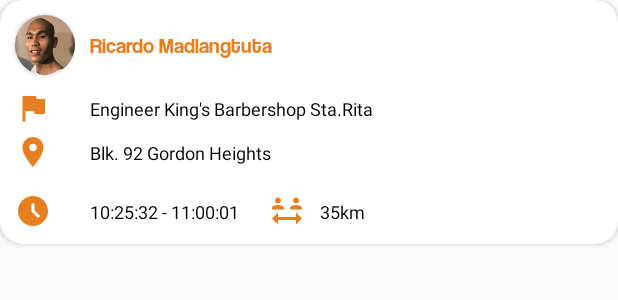
After one commit to cchristopherjaudian/Padyak, an Android app: the layout row_newsfeed.xml on its own in the app's theme, with its tools: preview values and no code run, on a phone screen of 412 x 824 dp. The commit adds this screen. Shown: the top 300 px of the screen. Run offline under Robolectric (Android 15) with nearby library versions, the phone set to English and light mode, and no system bars.

Commit message:
feat: Add Newsfeed prototype

```diff
--- /dev/null
+++ b/mobile/app/src/main/res/drawable/baseline_arrow_right_alt_24.xml
@@ -0,0 +1,5 @@
+<vector android:autoMirrored="true" android:height="24dp"
+    android:tint="#000000" android:viewportHeight="24"
+    android:viewportWidth="24" android:width="24dp" xmlns:android="http://schemas.android.com/apk/res/android">
+    <path android:fillColor="@android:color/white" android:pathData="M16.01,11H4v2h12.01v3L20,12l-3.99,-4z"/>
+</vector>
--- /dev/null
+++ b/mobile/app/src/main/res/drawable/baseline_flag_24.xml
@@ -0,0 +1,5 @@
+<vector android:height="24dp" android:tint="#E67E22"
+    android:viewportHeight="24" android:viewportWidth="24"
+    android:width="24dp" xmlns:android="http://schemas.android.com/apk/res/android">
+    <path android:fillColor="@android:color/white" android:pathData="M14.4,6L14,4H5v17h2v-7h5.6l0.4,2h7V6z"/>
+</vector>
--- /dev/null
+++ b/mobile/app/src/main/res/drawable/baseline_newspaper_24.xml
@@ -0,0 +1,5 @@
+<vector android:height="24dp" android:tint="#FFFFFF"
+    android:viewportHeight="24" android:viewportWidth="24"
+    android:width="24dp" xmlns:android="http://schemas.android.com/apk/res/android">
+    <path android:fillColor="@android:color/white" android:pathData="M22,3l-1.67,1.67L18.67,3L17,4.67L15.33,3l-1.66,1.67L12,3l-1.67,1.67L8.67,3L7,4.67L5.33,3L3.67,4.67L2,3v16c0,1.1 0.9,2 2,2l16,0c1.1,0 2,-0.9 2,-2V3zM11,19H4v-6h7V19zM20,19h-7v-2h7V19zM20,15h-7v-2h7V15zM20,11H4V8h16V11z"/>
+</vector>
--- /dev/null
+++ b/mobile/app/src/main/res/drawable/baseline_social_distance_24.xml
@@ -0,0 +1,5 @@
+<vector android:height="24dp" android:tint="#E67E22"
+    android:viewportHeight="24" android:viewportWidth="24"
+    android:width="24dp" xmlns:android="http://schemas.android.com/apk/res/android">
+    <path android:fillColor="@android:color/white" android:pathData="M4,5c0,-1.1 0.9,-2 2,-2s2,0.9 2,2c0,1.1 -0.9,2 -2,2S4,6.1 4,5zM8.78,8.58C7.93,8.21 6.99,8 6,8S4.07,8.21 3.22,8.58C2.48,8.9 2,9.62 2,10.43L2,11h8l0,-0.57C10,9.62 9.52,8.9 8.78,8.58zM18,7c1.1,0 2,-0.9 2,-2c0,-1.1 -0.9,-2 -2,-2s-2,0.9 -2,2C16,6.1 16.9,7 18,7zM20.78,8.58C19.93,8.21 18.99,8 18,8c-0.99,0 -1.93,0.21 -2.78,0.58C14.48,8.9 14,9.62 14,10.43L14,11h8l0,-0.57C22,9.62 21.52,8.9 20.78,8.58zM22,17l-4,-4v3H6v-3l-4,4l4,4v-3h12v3L22,17z"/>
+</vector>
--- /dev/null
+++ b/mobile/app/src/main/res/layout/row_newsfeed.xml
@@ -0,0 +1,142 @@
+<?xml version="1.0" encoding="utf-8"?>
+<androidx.cardview.widget.CardView xmlns:android="http://schemas.android.com/apk/res/android"
+    xmlns:tools="http://schemas.android.com/tools"
+    android:layout_width="match_parent"
+    android:layout_height="wrap_content"
+
+    xmlns:app="http://schemas.android.com/apk/res-auto"
+    android:layout_marginBottom="5dp"
+    app:cardCornerRadius="15dp">
+
+    <androidx.constraintlayout.widget.ConstraintLayout
+        android:layout_width="match_parent"
+        android:paddingBottom="10dp"
+        android:layout_height="match_parent">
+
+        <androidx.cardview.widget.CardView
+            android:id="@+id/cardSubProfile"
+            android:layout_width="40dp"
+            android:layout_height="40dp"
+            android:layout_marginStart="10dp"
+            android:layout_marginTop="10dp"
+            android:elevation="10dp"
+            app:cardCornerRadius="60dp"
+            app:layout_constraintStart_toStartOf="parent"
+            app:layout_constraintTop_toTopOf="parent">
+
+            <ImageView
+                android:id="@+id/imgParticipant"
+                android:layout_width="match_parent"
+                android:layout_height="match_parent"
+                android:scaleType="fitXY"
+                android:src="@drawable/dp" />
+
+        </androidx.cardview.widget.CardView>
+
+        <TextView
+            android:id="@+id/txRowName"
+            android:layout_width="0dp"
+            android:layout_height="wrap_content"
+            android:layout_marginStart="10dp"
+            android:layout_marginEnd="20dp"
+            android:fontFamily="@font/coolvetica"
+            android:text="Ricardo Madlangtuta"
+            android:textColor="@color/app_color"
+            app:layout_constraintBottom_toBottomOf="@+id/cardSubProfile"
+            app:layout_constraintEnd_toEndOf="parent"
+            app:layout_constraintStart_toEndOf="@+id/cardSubProfile"
+            app:layout_constraintTop_toTopOf="@+id/cardSubProfile" />
+
+        <ImageView
+            android:id="@+id/imageView11"
+            android:layout_width="wrap_content"
+            android:layout_height="wrap_content"
+            android:layout_marginStart="10dp"
+            android:layout_marginTop="10dp"
+            android:src="@drawable/baseline_flag_24"
+            app:layout_constraintStart_toStartOf="parent"
+            app:layout_constraintTop_toBottomOf="@+id/cardSubProfile" />
+
+        <TextView
+            android:layout_width="0dp"
+            android:layout_height="wrap_content"
+            android:layout_marginStart="10dp"
+            android:layout_marginEnd="20dp"
+            android:text="Engineer King's Barbershop Sta.Rita"
+            android:textColor="#000"
+            android:textSize="12dp"
+            app:layout_constraintBottom_toBottomOf="@+id/imageView11"
+            app:layout_constraintEnd_toEndOf="parent"
+            app:layout_constraintStart_toEndOf="@+id/cardSubProfile"
+            app:layout_constraintTop_toTopOf="@+id/imageView11" />
+
+        <ImageView
+            android:id="@+id/imageView12"
+            android:layout_width="wrap_content"
+            android:layout_height="wrap_content"
+            android:layout_marginStart="10dp"
+            android:layout_marginTop="5dp"
+            android:src="@drawable/baseline_location_on_24"
+            app:layout_constraintStart_toStartOf="parent"
+            app:layout_constraintTop_toBottomOf="@+id/imageView11" />
+
+        <TextView
+            android:layout_width="0dp"
+            android:layout_height="wrap_content"
+            android:layout_marginStart="10dp"
+            android:layout_marginEnd="20dp"
+            android:text="Blk. 92 Gordon Heights"
+            android:textColor="#000"
+            android:textSize="12dp"
+            app:layout_constraintBottom_toBottomOf="@+id/imageView12"
+            app:layout_constraintEnd_toEndOf="parent"
+            app:layout_constraintStart_toEndOf="@+id/cardSubProfile"
+            app:layout_constraintTop_toTopOf="@+id/imageView12" />
+
+        <ImageView
+            android:id="@+id/imageView13"
+            android:layout_width="wrap_content"
+            android:layout_height="wrap_content"
+            android:layout_marginStart="10dp"
+            android:layout_marginTop="15dp"
+            android:src="@drawable/baseline_access_time_filled_24"
+            app:layout_constraintStart_toStartOf="parent"
+            app:layout_constraintTop_toBottomOf="@+id/imageView12" />
+
+        <TextView
+            android:id="@+id/textView40"
+            android:layout_width="0dp"
+            android:layout_height="wrap_content"
+            android:layout_marginStart="10dp"
+            android:text="10:25:32 - 11:00:01"
+            android:textColor="#000"
+            android:textSize="12dp"
+            app:layout_constraintBottom_toBottomOf="@+id/imageView13"
+            app:layout_constraintStart_toEndOf="@+id/cardSubProfile"
+            app:layout_constraintTop_toTopOf="@+id/imageView13" />
+
+        <ImageView
+
+            android:id="@+id/imageView14"
+            android:layout_width="wrap_content"
+            android:layout_height="wrap_content"
+            android:layout_marginStart="20dp"
+            android:layout_marginTop="15dp"
+            android:src="@drawable/baseline_social_distance_24"
+            app:layout_constraintStart_toEndOf="@+id/textView40"
+            app:layout_constraintTop_toBottomOf="@+id/imageView12" />
+
+        <TextView
+            android:layout_width="0dp"
+            android:layout_height="wrap_content"
+            android:layout_marginStart="10dp"
+            android:layout_marginEnd="20dp"
+            android:text="35km"
+            android:textColor="#000"
+            android:textSize="12dp"
+            app:layout_constraintBottom_toBottomOf="@+id/imageView13"
+            app:layout_constraintEnd_toEndOf="parent"
+            app:layout_constraintStart_toEndOf="@+id/imageView14"
+            app:layout_constraintTop_toTopOf="@+id/imageView13" />
+    </androidx.constraintlayout.widget.ConstraintLayout>
+</androidx.cardview.widget.CardView>
--- a/mobile/app/src/main/res/menu/menu_bottom.xml
+++ b/mobile/app/src/main/res/menu/menu_bottom.xml
@@ -6,7 +6,11 @@
         android:title="@string/menu_home"
         android:contentDescription="@string/menu_home"
         android:icon="@drawable/baseline_home_24"/>
-
+    <item
+        android:id="@+id/menu_feed"
+        android:title="@string/newsfeed"
+        android:contentDescription="@string/newsfeed"
+        android:icon="@drawable/baseline_newspaper_24"/>
     <item
         android:id="@+id/menu_dashboard"
         android:title="@string/menu_dashboard"
--- a/mobile/app/src/main/res/values/strings.xml
+++ b/mobile/app/src/main/res/values/strings.xml
@@ -3,4 +3,5 @@
     <string name="app_name_caps">PADYAK</string>
     <string name="menu_dashboard">Menu</string>
     <string name="menu_home">Home</string>
+    <string name="newsfeed">Newsfeed</string>
 </resources>
```
Also changed, not shown: mobile/app/src/main/java/com/padyak/activity/frmMain.java (+56 -14 lines), mobile/app/src/main/java/com/padyak/activity/frmSplash.java (+31 -14 lines), mobile/app/src/main/java/com/padyak/adapter/adapterNewsfeed.java (added, +52 -0 lines), mobile/app/src/main/res/layout/activity_frm_main.xml (+17 -1 lines), mobile/app/src/main/res/layout/activity_frm_splash.xml (+12 -0 lines).
